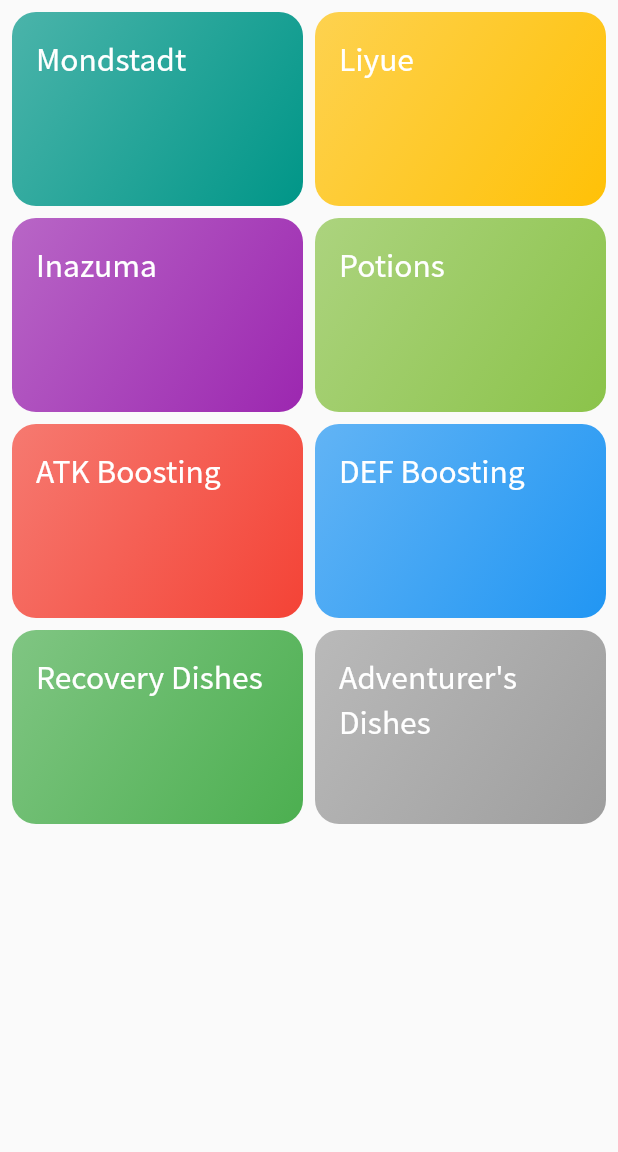
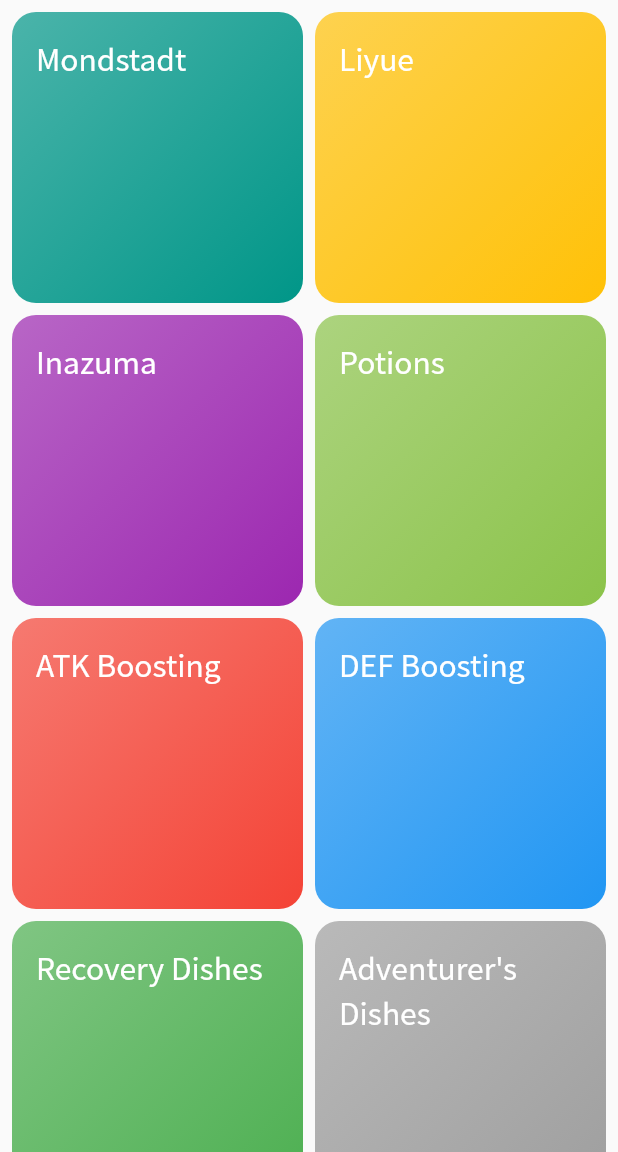
Before and after one commit to rezaageng/wanmin_restaurant, a Flutter app: the screen it shows after launch, on a phone screen of 412 x 824 dp, the part 84-1236 px from its top. Run offline on Flutter 3.47's test engine with Material 2 defaults, Android fonts, the phone set to English and light mode, and no system bars.

```diff
--- a/lib/screens/categories.dart
+++ b/lib/screens/categories.dart
@@ -13,10 +13,11 @@ class CategoriesScreen extends StatelessWidget {
         title: const Text('Wanmin Restaurant'),
       ),
       body: GridView(
+        physics: const BouncingScrollPhysics(),
         padding: const EdgeInsets.all(8),
         gridDelegate: const SliverGridDelegateWithMaxCrossAxisExtent(
           maxCrossAxisExtent: 240,
-          childAspectRatio: 3 / 2,
+          childAspectRatio: 1,
           crossAxisSpacing: 8,
           mainAxisSpacing: 8,
         ),
```
